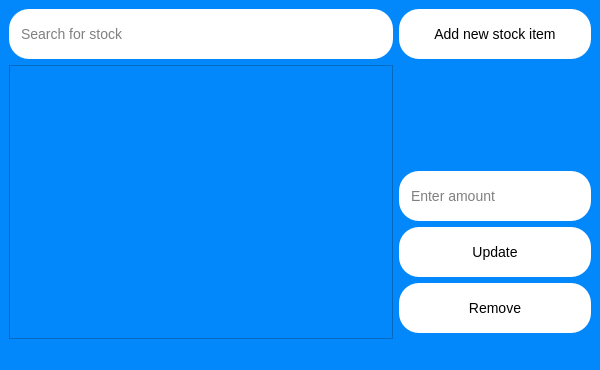
The window that Client-Side/Ui/StockWindow.ui (atlas-aerospace-yt/LabManagementSystem) describes before a commit, drawn with Qt 5.
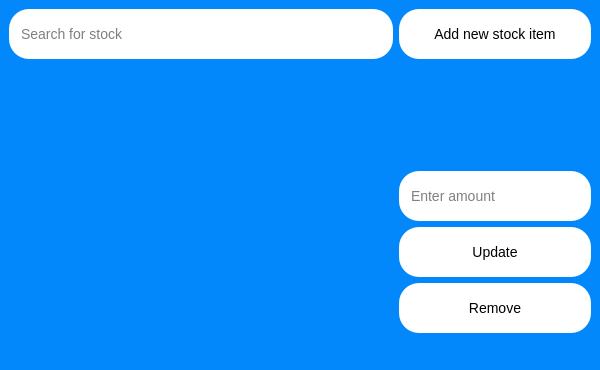
The same window after the commit.

Commit message: Stock Manager Initial commit

What changed in the file:
```diff
--- a/Client-Side/Ui/StockWindow.ui
+++ b/Client-Side/Ui/StockWindow.ui
@@ -101,6 +101,11 @@
 	background-color: #fc7303;
 	color: #ffffff;
 }
+
+/* Remove border */
+QScrollArea {
+	border:none;
+}
 </string>
   </property>
   <widget class="QWidget" name="centralwidget">
@@ -156,8 +161,8 @@
           <rect>
            <x>0</x>
            <y>0</y>
-           <width>381</width>
-           <height>270</height>
+           <width>383</width>
+           <height>272</height>
           </rect>
          </property>
         </widget>
```
Left out of the diff: 6 changed lines with no effect on the pictures. The commit also changes 5 other files.
